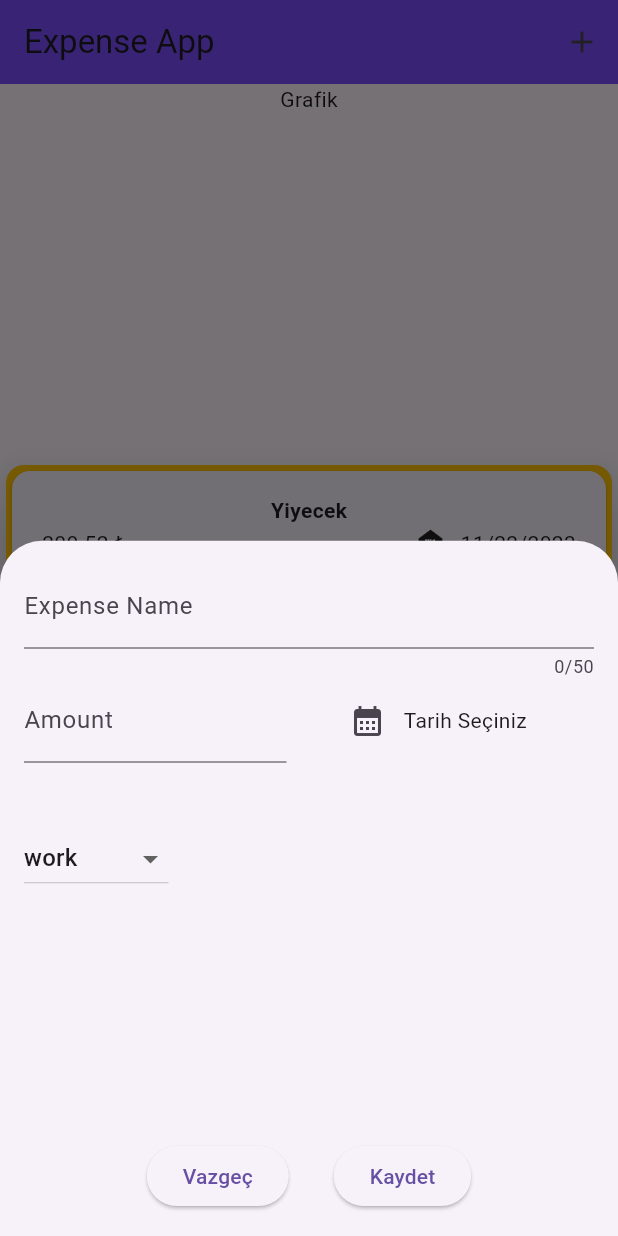
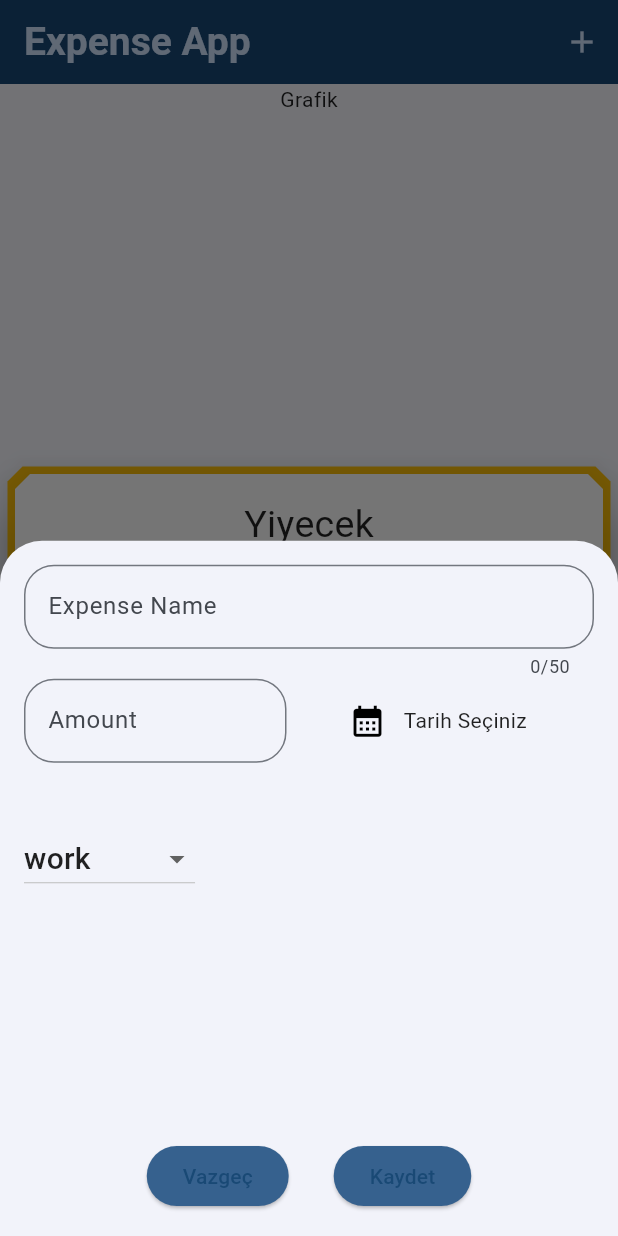
Before and after one commit to hasanbektas1/Flutter-ExpenseApp, a Flutter app: the screen it shows after launch, after a tap on the "add" icon, on a phone screen of 412 x 824 dp. Run offline on Flutter 3.47's test engine with Material 2 defaults, Android fonts, the phone set to English and light mode, and no system bars; our stand-ins replace google_fonts; Roboto replaces fonts that are missing (Allan).

Commit message:
Snackbar, silinen veri geri ekleme, theme

```diff
--- a/lib/main.dart
+++ b/lib/main.dart
@@ -1,9 +1,54 @@
 import 'package:expenseapp/pages/main_page.dart';
 import 'package:flutter/material.dart';
 
+ColorScheme lightColorsScheme = ColorScheme.fromSeed(seedColor: Colors.blue);
 void main() {
-  runApp(MaterialApp(
-    theme: ThemeData(useMaterial3: true),
-    home: const MainPage(),
-  ));
+  // Tema kuralları özelden globale doğru önem sırası arz eder.
+  runApp(
+    MaterialApp(
+        theme: ThemeData(
+            useMaterial3: true,
+            colorScheme: lightColorsScheme,
+            appBarTheme: const AppBarTheme().copyWith(
+                backgroundColor: lightColorsScheme.onPrimaryContainer,
+                foregroundColor: lightColorsScheme.primaryContainer),
+            cardTheme: const CardTheme().copyWith(
+                elevation: 15,
+                color: lightColorsScheme.onPrimary,
+                shadowColor: Colors.black,
+                shape: BeveledRectangleBorder(
+                    borderRadius: BorderRadius.circular(10.0)),
+                margin: const EdgeInsets.symmetric(horizontal: 5, vertical: 5)),
+            textTheme: ThemeData().textTheme.copyWith(
+                  titleLarge: TextStyle(
+                      fontWeight: FontWeight.bold,
+                      color: lightColorsScheme.primary,
+                      fontSize: 26),
+                ),
+            iconTheme: const IconThemeData(size: 25),
+            snackBarTheme: SnackBarThemeData(
+              backgroundColor: lightColorsScheme.primary,
+              behavior: SnackBarBehavior.floating,
+              elevation: 20,
+              actionBackgroundColor: lightColorsScheme.primary,
+              contentTextStyle: TextStyle(
+                  color: lightColorsScheme.onPrimaryContainer,
+                  fontSize: 15,
+                  fontWeight: FontWeight.bold),
+              actionTextColor: lightColorsScheme.onPrimaryContainer,
+            ),
+            elevatedButtonTheme: ElevatedButtonThemeData(
+              style: ElevatedButton.styleFrom(
+                foregroundColor: lightColorsScheme.onPrimaryContainer,
+                backgroundColor: lightColorsScheme.primary,
+              ),
+            ),
+            inputDecorationTheme: const InputDecorationTheme(
+                border: OutlineInputBorder(
+                    borderRadius: BorderRadius.all(Radius.circular(20))),
+                focusedBorder: OutlineInputBorder(
+                    borderRadius: BorderRadius.all(Radius.circular(20)),
+                    borderSide: BorderSide(color: Colors.black)))),
+        home: MainPage()),
+  );
 }
--- a/lib/pages/expense_list.dart
+++ b/lib/pages/expense_list.dart
@@ -1,9 +1,14 @@
 import 'package:expenseapp/data/expenses.dart';
+import 'package:expenseapp/models/expense.dart';
 import 'package:expenseapp/widgets/expense_item.dart';
 import 'package:flutter/material.dart';
 
 class ExpenseList extends StatefulWidget {
-  const ExpenseList({Key? key}) : super(key: key);
+  const ExpenseList(this.onRemove, this.undoRemove, {Key? key})
+      : super(key: key);
+
+  final void Function(Expense expense) onRemove;
+  final void Function(int index, Expense expense) undoRemove;
 
   @override
   _ExpenseListState createState() => _ExpenseListState();
@@ -18,7 +23,6 @@ class _ExpenseListState extends State<ExpenseList> {
     Colors.yellow,
   ];
 
-  // BLoC Pattern
   @override
   Widget build(BuildContext context) {
     return Center(
@@ -35,9 +39,29 @@ class _ExpenseListState extends State<ExpenseList> {
               itemCount: expenses.length,
               itemBuilder: (context, index) {
                 return Card(
-                    elevation: 15,
-                    color: _colors[index % _colors.length],
-                    child: ExpenseItem(expenses[index]));
+                  elevation: 15,
+                  color: _colors[index % _colors.length],
+                  child: Dismissible(
+                    key: ValueKey(expenses[index]),
+                    child: ExpenseItem(expenses[index]),
+                    onDismissed: (direction) {
+                      var removeExpense = expenses[index];
+                      var removeExpenseIndex = index;
+
+                      widget.onRemove(expenses[index]);
+                      var snackBar = SnackBar(
+                        action: SnackBarAction(
+                            label: 'Undo',
+                            onPressed: () {
+                              widget.undoRemove(
+                                  removeExpenseIndex, removeExpense);
+                            }),
+                        content: Text("Deleted: ${removeExpense.name}"),
+                      );
+                      ScaffoldMessenger.of(context).showSnackBar(snackBar);
+                    },
+                  ),
+                );
               },
             ),
           ),
--- a/lib/pages/main_page.dart
+++ b/lib/pages/main_page.dart
@@ -19,11 +19,24 @@ class _MainPageState extends State<MainPage> {
     });
   }
 
+  void removeExpense(Expense expense) {
+    setState(() {
+      // Listeden veri silmek
+      expenses.remove(expense);
+    });
+  }
+
+  void undoRemoveExpense(int index, Expense expense) {
+    setState(() {
+      // Listeden silinen veriyi geri eklemek
+      expenses.insert(index, expense);
+    });
+  }
+
   @override
   Widget build(BuildContext context) {
     return Scaffold(
       appBar: AppBar(
-        backgroundColor: Colors.deepPurpleAccent,
         title: const Text("Expense App"),
         actions: [
           IconButton(
@@ -37,7 +50,7 @@ class _MainPageState extends State<MainPage> {
               icon: const Icon(Icons.add)),
         ],
       ),
-      body: ExpenseList(),
+      body: ExpenseList(removeExpense, undoRemoveExpense),
     );
   }
 }
--- a/lib/widgets/expense_item.dart
+++ b/lib/widgets/expense_item.dart
@@ -1,5 +1,6 @@
 import 'package:expenseapp/models/expense.dart';
 import 'package:flutter/material.dart';
+import 'package:google_fonts/google_fonts.dart';
 
 class ExpenseItem extends StatelessWidget {
   const ExpenseItem(this.expense, {Key? key}) : super(key: key);
@@ -14,12 +15,11 @@ class ExpenseItem extends StatelessWidget {
           children: [
             Text(
               expense.name,
-              style: const TextStyle(fontWeight: FontWeight.bold),
+              style: GoogleFonts.allan(fontSize: 25),
             ),
             Row(
               children: [
-                // String Interpolation
-                Text("${expense.price.toStringAsFixed(2)} ₺"), // Alt GR + T
+                Text("${expense.price.toStringAsFixed(2)} ₺"),
                 const Spacer(),
                 Icon(categoryIcons[expense.category]),
                 const SizedBox(width: 8),
--- a/lib/widgets/new_expense.dart
+++ b/lib/widgets/new_expense.dart
@@ -1,5 +1,6 @@
 import 'package:expenseapp/models/expense.dart';
 import 'package:flutter/material.dart';
+import 'package:google_fonts/google_fonts.dart';
 import 'package:intl/intl.dart';
 
 class NewExpense extends StatefulWidget {
@@ -11,7 +12,6 @@ class NewExpense extends StatefulWidget {
   _NewExpenseState createState() => _NewExpenseState();
 }
 
-//11:10
 class _NewExpenseState extends State<NewExpense> {
   // Controller
   final _nameController = TextEditingController();
@@ -20,38 +20,12 @@ class _NewExpenseState extends State<NewExpense> {
   Category _selectedCategory = Category.work;
 
   void _openDatePicker() async {
-    // DatePicker açmak.. ✅
-    // DatePicker'dan gelen değeri Text olarak yazdırmak
-    // built-in function
-
-    // sync => bir işlem bitmeden diğerinin başlamadığı yapılar
-    // async => alt satıra geçmek için işlemin bitmesini beklemezler // await
     DateTime now = DateTime.now();
     DateTime oneYearAgo = DateTime(now.year - 1, now.month, now.day);
 
-    // 1 yıl öncesi ve bugün arasında kısıtlama
-    // then => async bir işlemin geri dönüş sağladığı anda çalışacak bloğunu tanımlar.
-    // showDatePicker(
-    //         context: context,
-    //         initialDate: now,
-    //         firstDate: oneYearAgo,
-    //         lastDate: now)
-    //     .then((value) {
-    //   print(value);
-    // });
-
-    // await => ilgili async işlemini bekle
-
-    // if(_selectedDate==null)
-    //    time=now
-    // else
-    //   time=_selectedDate
-    // 10:15
     DateTime? selectedDate = await showDatePicker(
         context: context,
-        initialDate: _selectedDate == null
-            ? now
-            : _selectedDate!, // eğer seçili tarih varsa onu kullan, yoksa günün tarihini kullan..
+        initialDate: _selectedDate == null ? now : _selectedDate!,
         firstDate: oneYearAgo,
         lastDate: now);
 
@@ -62,12 +36,11 @@ class _NewExpenseState extends State<NewExpense> {
 
   void _addNewExpense() {
     final amount = double.tryParse(_amountController.text);
-    // parse, tryParse => parse değer nullsa hata fırlatır, tryParse değeri null olarak alır
+
     if (amount == null ||
         amount < 0 ||
         _nameController.text.isEmpty ||
         _selectedDate == null) {
-      /// hatalı durum
       showDialog(
           context: context,
           builder: (ctx) {
@@ -84,10 +57,6 @@ class _NewExpenseState extends State<NewExpense> {
             );
           });
     } else {
-      // valid bir değer
-      // listeye ekleme yapılması gereken nokta..
-
-      // Listeye eklenecek veriler kullanıcıdan alındı
       Expense newExpense = Expense(
           name: _nameController.text,
           price: amount,
@@ -138,7 +107,7 @@ class _NewExpenseState extends State<NewExpense> {
                 ),
               ),
             ],
-          ), // seçilen tarihi formatlayarak yazdırmak..
+          ),
           const SizedBox(
             height: 40,
           ),
@@ -148,7 +117,9 @@ class _NewExpenseState extends State<NewExpense> {
                   value: _selectedCategory,
                   items: Category.values.map((category) {
                     return DropdownMenuItem(
-                        value: category, child: Text(category.name.toString()));
+                        value: category,
+                        child: Text(category.name.toString(),
+                            style: GoogleFonts.aBeeZee(fontSize: 20)));
                   }).toList(),
                   onChanged: (value) {
                     setState(() {
--- a/pubspec.yaml
+++ b/pubspec.yaml
@@ -37,6 +37,7 @@ dependencies:
   cupertino_icons: ^1.0.2
   uuid: ^4.2.1
   intl: ^0.18.1
+  google_fonts: ^6.1.0
 
 dev_dependencies:
   flutter_test:
```
Also changed, not shown: pubspec.lock, 1 other file.
